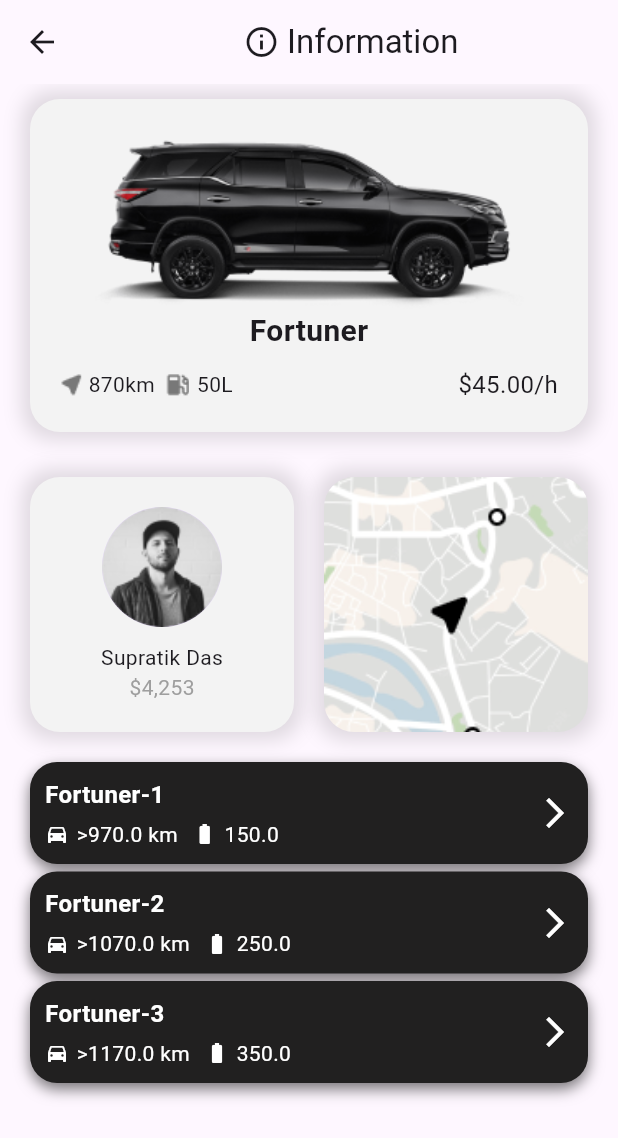
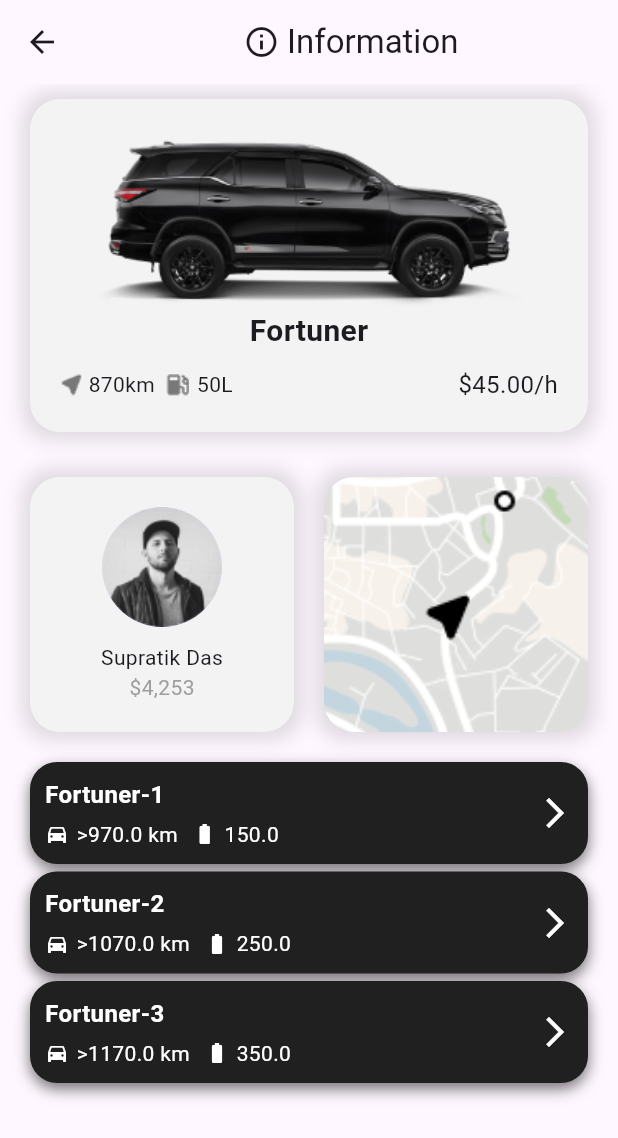
Before and after one commit to Pratik9366/car_rent_app, a Flutter app: the screen it shows after launch, after a tap on "Lets Go", after a tap on "Fortuner", on a phone screen of 412 x 824 dp. Shown: the top 1138 px of the screen. Run offline on Flutter 3.47's test engine with Material 3 defaults, Android fonts, the phone set to English and light mode, and no system bars; our stand-ins replace firebase_core, flutter_map, latlong2; accounts and stored records are empty.

Commit message:
animation added to map image on car details page

```diff
--- a/lib/presentation.pages/pages/car_details_page.dart
+++ b/lib/presentation.pages/pages/car_details_page.dart
@@ -12,7 +12,35 @@
   State<CarDetailsPage> createState() => _CarDetailsPageState();
 }
 
-class _CarDetailsPageState extends State<CarDetailsPage> {
+class _CarDetailsPageState extends State<CarDetailsPage> with SingleTickerProviderStateMixin{
+
+  AnimationController? _controller;
+  Animation<double>? _animation;
+
+  @override
+  void initState() {
+    _controller = AnimationController(
+      duration: const Duration(seconds: 3),
+      vsync: this
+      );
+
+      _animation = Tween<double>(begin: 1.0, end: 1.5). animate(_controller!)
+      ..addListener((){ setState(() {
+
+      });});
+
+      _controller!.forward();
+
+    super.initState();
+  }
+
+  @override
+  void dispose() {
+    _controller!.forward();
+    super.dispose();
+  }
+
+
   @override
   Widget build(BuildContext context) {
     return Scaffold(
@@ -85,10 +113,6 @@
                       height: 170,
                       decoration: BoxDecoration(
                         borderRadius: BorderRadius.circular(20),
-                        image: DecorationImage(
-                          image: AssetImage('assets/maps.png'),
-                          fit: BoxFit.cover,
-                        ),
                         boxShadow: [
                           BoxShadow(
                             color: Colors.black12,
@@ -96,6 +120,14 @@
                             spreadRadius: 5,
                           ),
                         ],
+                      ),
+                      child: ClipRRect(
+                        borderRadius: BorderRadius.circular(20),
+                         child: Transform.scale(
+                          scale: _animation!.value,
+                          alignment: Alignment.center,
+                          child: Image.asset('assets/maps.png', fit: BoxFit.cover,),
+                         ),
                       ),
                     ),
                   ),
```
